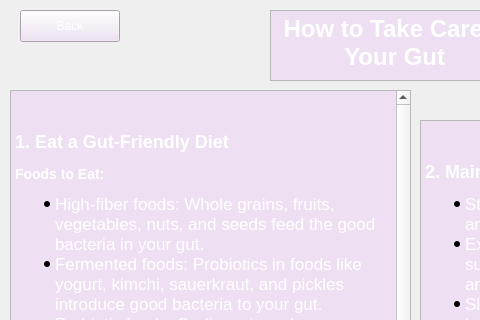
The window that A8EduApp/howtostayhealthywidget.ui (University-of-Utah-CS3505/a9-edu-app-f24-00Calvin00) describes before a commit, drawn with Qt 5; both pictures show x 0 to 480 and y 0 to 320 of the 800 by 650 pixel window.
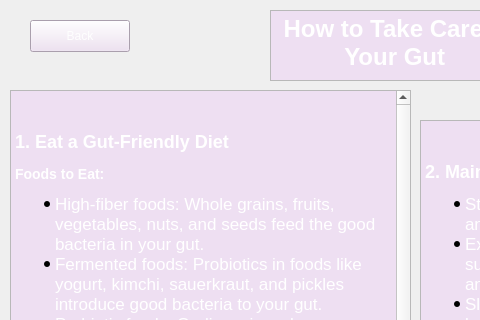
The same window after the commit.

Commit message: Changed button placement

```diff
--- a/A8EduApp/howtostayhealthywidget.ui
+++ b/A8EduApp/howtostayhealthywidget.ui
@@ -16,8 +16,8 @@
   <widget class="QPushButton" name="backToTeachingWidgetButton">
    <property name="geometry">
     <rect>
-     <x>20</x>
-     <y>10</y>
+     <x>30</x>
+     <y>20</y>
      <width>100</width>
      <height>32</height>
     </rect>
```
